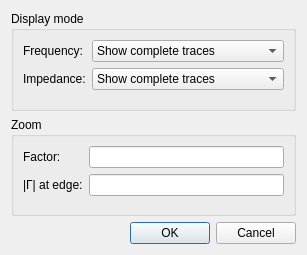
Before: the Qt Designer form Software/PC_Application/Traces/smithchartdialog.ui in jankae/LibreVNA, drawn with Qt 5.
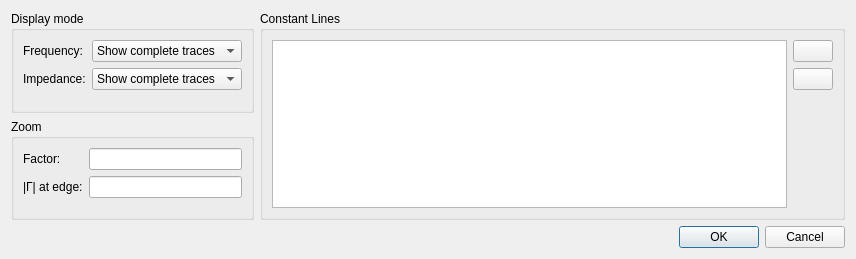
After: the same form once the commit is applied. Icons and pictures are not drawn. Custom widgets are drawn as their Qt base class.

Commit message: Customizable constant lines in smith chart

Diff of the .ui file:
```diff
--- a/Software/PC_Application/Traces/smithchartdialog.ui
+++ b/Software/PC_Application/Traces/smithchartdialog.ui
@@ -6,8 +6,8 @@
    <rect>
     <x>0</x>
     <y>0</y>
-    <width>307</width>
-    <height>255</height>
+    <width>856</width>
+    <height>259</height>
    </rect>
   </property>
   <property name="windowTitle">
@@ -16,7 +16,11 @@
   <property name="modal">
    <bool>true</bool>
   </property>
-  <layout class="QVBoxLayout" name="verticalLayout">
+  <layout class="QVBoxLayout" name="verticalLayout_3" stretch="0,0">
+   <item>
+    <layout class="QHBoxLayout" name="horizontalLayout_2" stretch="0,1">
+     <item>
+      <layout class="QVBoxLayout" name="verticalLayout_2">
    <item>
     <widget class="QGroupBox" name="groupBox_2">
      <property name="title">
@@ -97,6 +101,80 @@
      </layout>
     </widget>
    </item>
+      </layout>
+     </item>
+     <item>
+      <widget class="QGroupBox" name="groupBox_3">
+       <property name="title">
+        <string>Constant Lines</string>
+       </property>
+       <layout class="QHBoxLayout" name="horizontalLayout">
+        <item>
+         <widget class="QTableView" name="lineTable">
+          <property name="selectionMode">
+           <enum>QAbstractItemView::ExtendedSelection</enum>
+          </property>
+          <property name="selectionBehavior">
+           <enum>QAbstractItemView::SelectRows</enum>
+          </property>
+          <attribute name="horizontalHeaderMinimumSectionSize">
+           <number>20</number>
+          </attribute>
+          <attribute name="horizontalHeaderStretchLastSection">
+           <bool>true</bool>
+          </attribute>
+          <attribute name="verticalHeaderVisible">
+           <bool>false</bool>
+          </attribute>
+          <attribute name="verticalHeaderDefaultSectionSize">
+           <number>21</number>
+          </attribute>
+         </widget>
+        </item>
+        <item>
+         <layout class="QVBoxLayout" name="verticalLayout">
+          <item>
+           <widget class="QPushButton" name="addLine">
+            <property name="text">
+             <string/>
+            </property>
+            <property name="icon">
+             <iconset theme="list-add" resource="../icons.qrc">
+              <normaloff>:/icons/add.png</normaloff>:/icons/add.png</iconset>
+            </property>
+           </widget>
+          </item>
+          <item>
+           <widget class="QPushButton" name="removeLine">
+            <property name="text">
+             <string/>
+            </property>
+            <property name="icon">
+             <iconset theme="list-remove" resource="../icons.qrc">
+              <normaloff>:/icons/remove.png</normaloff>:/icons/remove.png</iconset>
+            </property>
+           </widget>
+          </item>
+          <item>
+           <spacer name="verticalSpacer">
+            <property name="orientation">
+             <enum>Qt::Vertical</enum>
+            </property>
+            <property name="sizeHint" stdset="0">
+             <size>
+              <width>20</width>
+              <height>40</height>
+             </size>
+            </property>
+           </spacer>
+          </item>
+         </layout>
+        </item>
+       </layout>
+      </widget>
+     </item>
+    </layout>
+   </item>
    <item>
     <widget class="QDialogButtonBox" name="buttonBox">
      <property name="orientation">
```
Left out of the diff: 4 changed lines with no effect on the pictures. Lines whose indentation alone changed are shown as unchanged. The commit also changes 2 other files.
